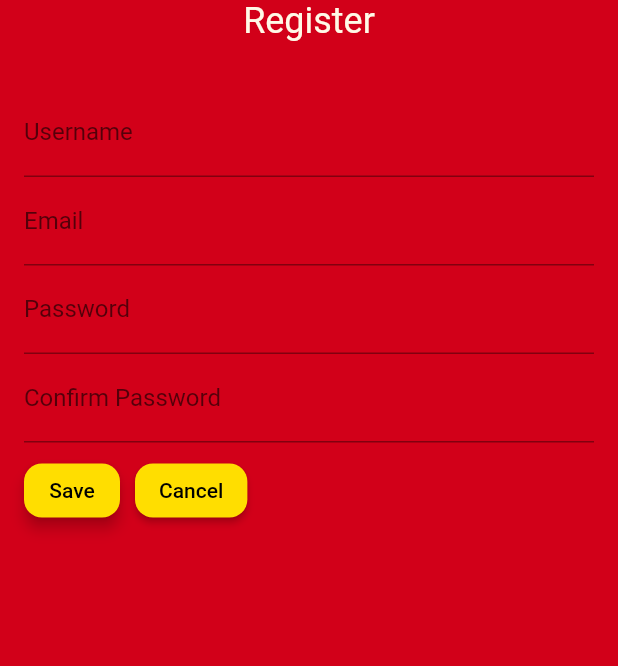
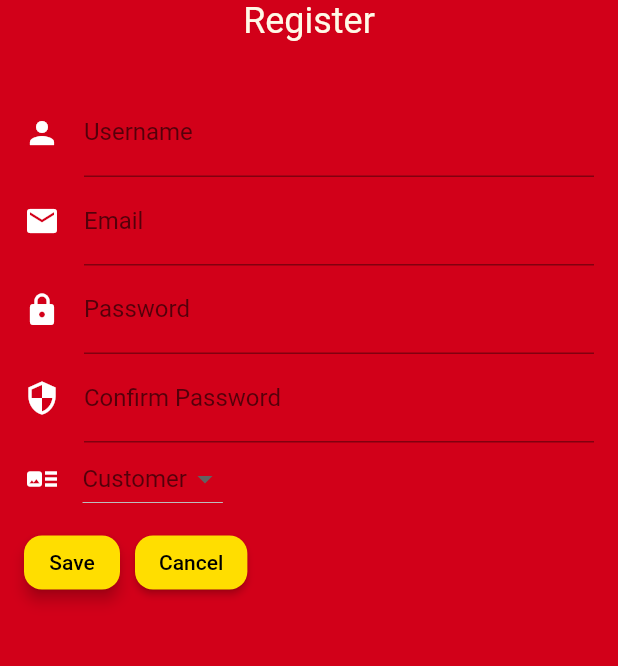
Before and after one commit to glenrioariesto/menu_master, a Flutter app: the screen it shows after launch, after a tap on "Login", after a tap on "Register", on a phone screen of 412 x 824 dp, the part 435-1101 px from its top. Run offline on Flutter 3.47's test engine with Material 2 defaults, Android fonts, the phone set to English and light mode, and no system bars; our stand-ins replace firebase_auth, firebase_core, flutter_svg; accounts and stored records are empty.

Commit message:
membuat dropdown customer dan seller

```diff
--- /dev/null
+++ b/lib/provider/akunprovider.dart
@@ -0,0 +1,24 @@
+import 'package:flutter/foundation.dart';
+import 'dart:convert';
+import 'package:http/http.dart' as http;
+
+import '../model/akunmodel.dart';
+
+class Akun with ChangeNotifier {
+  List<AkunModel> _allakun = [];
+
+  List<AkunModel> get allAkun => _allakun;
+
+  static void addDataAkun(String username, String status) async {
+    var url = Uri.parse(
+        'https://menu-master-9c309-default-rtdb.firebaseio.com/akun.json');
+    var response = await http.post(
+      url,
+      body: json.encode({
+        "name": username,
+        'status': status,
+      }),
+    );
+    print(response.statusCode);
+  }
+}
--- a/lib/widgets/widgets_loginform.dart
+++ b/lib/widgets/widgets_loginform.dart
@@ -44,6 +44,10 @@ class _LoginFormState extends State<LoginForm> {
             TextFormField(
               controller: _email,
               decoration: const InputDecoration(
+                  icon: Icon(
+                    Icons.email,
+                    color: Colors.white,
+                  ),
                   labelText: 'Email',
                   errorStyle: TextStyle(color: ColorPalette.textColorMM)),
               validator: (value) {
@@ -58,6 +62,10 @@ class _LoginFormState extends State<LoginForm> {
               controller: _password,
               obscureText: true,
               decoration: const InputDecoration(
+                  icon: Icon(
+                    Icons.lock,
+                    color: Colors.white,
+                  ),
                   labelText: 'Password',
                   errorStyle: TextStyle(color: ColorPalette.textColorMM)),
               validator: (value) {
--- a/lib/widgets/widgets_regisform.dart
+++ b/lib/widgets/widgets_regisform.dart
@@ -17,15 +17,22 @@ class RegisterForm extends StatefulWidget {
 
 class _RegisterFormState extends State<RegisterForm> {
   final _formKey = GlobalKey<FormState>();
-  final TextEditingController _usernameTextController = TextEditingController();
+  final TextEditingController _username = TextEditingController();
   final TextEditingController _email = TextEditingController();
   final TextEditingController _password = TextEditingController();
   final TextEditingController _confirmpassword = TextEditingController();
+  String? _selectItems = "Customer";
 
-  Future<String> _authUserSignup(String email, String password) {
+  Future<String> _authUserSignup(
+      String email, String password, String username, String status) {
     return Future.delayed(const Duration(microseconds: 2250)).then((_) async {
       try {
-        await Provider.of<Auth>(context, listen: false).signup(email, password);
+        await Provider.of<Auth>(context, listen: false).signup(
+          email,
+          password,
+          username,
+          status,
+        );
       } catch (err) {
         return "An Errorerror occurred: ${err.toString()}";
       }
@@ -41,8 +48,12 @@ class _RegisterFormState extends State<RegisterForm> {
         crossAxisAlignment: CrossAxisAlignment.start,
         children: [
           TextFormField(
-            controller: _usernameTextController,
+            controller: _username,
             decoration: const InputDecoration(
+                icon: Icon(
+                  Icons.person,
+                  color: Colors.white,
+                ),
                 labelText: 'Username',
                 errorStyle: TextStyle(color: ColorPalette.textColorMM)),
             validator: (value) {
@@ -56,6 +67,10 @@ class _RegisterFormState extends State<RegisterForm> {
           TextFormField(
             controller: _email,
             decoration: const InputDecoration(
+                icon: Icon(
+                  Icons.email,
+                  color: Colors.white,
+                ),
                 labelText: 'Email',
                 errorStyle: TextStyle(color: ColorPalette.textColorMM)),
             autofocus: false,
@@ -71,6 +86,10 @@ class _RegisterFormState extends State<RegisterForm> {
             controller: _password,
             obscureText: true,
             decoration: const InputDecoration(
+                icon: Icon(
+                  Icons.lock,
+                  color: Colors.white,
+                ),
                 labelText: 'Password',
                 errorStyle: TextStyle(color: ColorPalette.textColorMM)),
             validator: (value) {
@@ -85,6 +104,10 @@ class _RegisterFormState extends State<RegisterForm> {
             controller: _confirmpassword,
             obscureText: true,
             decoration: const InputDecoration(
+              icon: Icon(
+                Icons.security,
+                color: Colors.white,
+              ),
               labelText: 'Confirm Password',
               errorStyle: TextStyle(color: ColorPalette.textColorMM),
             ),
@@ -100,6 +123,33 @@ class _RegisterFormState extends State<RegisterForm> {
           ),
           Row(
             children: [
+              const Icon(Icons.art_track, color: Colors.white),
+              const SizedBox(
+                width: 15,
+              ),
+              DropdownButton(
+                borderRadius: const BorderRadius.all(Radius.circular(5)),
+                hint: Text(_selectItems.toString()),
+                items: const [
+                  DropdownMenuItem(
+                    value: "Customer",
+                    child: Text("Customer"),
+                  ),
+                  DropdownMenuItem(
+                    value: "Seller",
+                    child: Text("Seller"),
+                  ),
+                ],
+                onChanged: (newvalue) {
+                  setState(() {
+                    _selectItems = newvalue.toString();
+                  });
+                },
+              ),
+            ],
+          ),
+          Row(
+            children: [
               Padding(
                 padding: const EdgeInsets.symmetric(vertical: 8.0),
                 child: ElevatedButton(
@@ -107,9 +157,16 @@ class _RegisterFormState extends State<RegisterForm> {
                   onPressed: () {
                     if (_formKey.currentState!.validate()) {
                       _formKey.currentState!.save();
-                      _authUserSignup(_email.text, _password.text)
+                      _authUserSignup(_email.text, _password.text,
+                              _username.text, _selectItems.toString())
                           .then((value) {
-                        if (value == 'Login Success') {
+                        if (value == 'Register Success') {
+                          ScaffoldMessenger.of(context).showSnackBar(SnackBar(
+                            backgroundColor: ColorPalette.primaryColor,
+                            elevation: 0,
+                            behavior: SnackBarBehavior.floating,
+                            content: MassageSnackBar(msgError: value),
+                          ));
                           Navigator.pushNamed(context, Login.nameRoute);
                         } else {
                           ScaffoldMessenger.of(context).showSnackBar(SnackBar(
@@ -120,21 +177,6 @@ class _RegisterFormState extends State<RegisterForm> {
                           ));
                         }
                       });
-
-                      // FirebaseAuth.instance
-                      //     .createUserWithEmailAndPassword(
-                      //         email: _email.text,
-                      //         password: _password.text)
-                      //     .then((value) {
-                      //   if (kDebugMode) {
-                      //     print('Create Account');
-                      //   }
-                      //   Navigator.pushNamed(context, Login.nameRoute);
-                      // }).onError((error, stackTrace) {
-                      //   if (kDebugMode) {
-                      //     print('register error ${error.toString()}');
-                      //   }
-                      // });
                     }
                   },
                   style: ButtonStyle(
```
Also changed, not shown: lib/model/akunmodel.dart (added, +16 -0 lines), lib/provider/auth.dart (+13 -1 lines).
